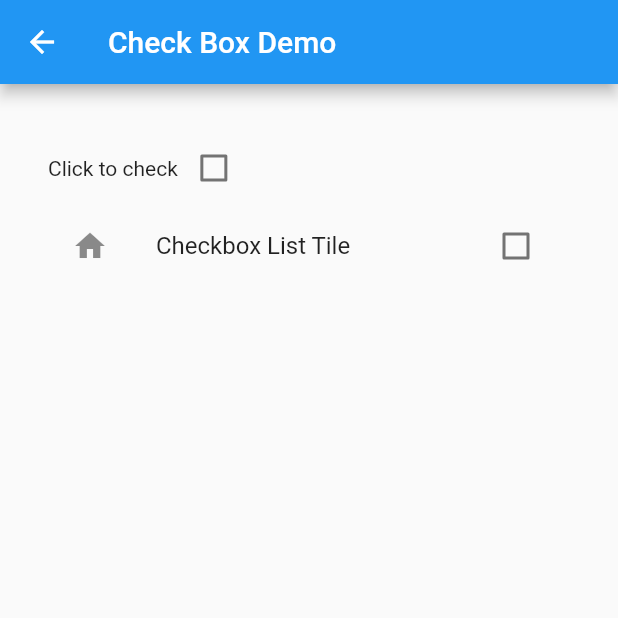
After one commit to Kasun1991/first_flutter_app, a Flutter app: the screen it shows after launch, after a tap on "Check Box Demo", on a phone screen of 412 x 824 dp, the top half of it. The commit adds this screen. Run offline on Flutter 3.47's test engine with Material 2 defaults, Android fonts, the phone set to English and light mode, and no system bars.

```diff
--- /dev/null
+++ b/lib/checkboxdemo.dart
@@ -0,0 +1,54 @@
+import 'package:flutter/material.dart';
+
+class CheckBoxDemo extends StatefulWidget {
+  @override
+  State<StatefulWidget> createState() {
+    return _CheckBoxDemo();
+  }
+}
+
+class _CheckBoxDemo extends State<CheckBoxDemo> {
+  bool _isChecked = false;
+
+  void _onChanged(bool value) {
+    setState(() {
+      _isChecked = value;
+    });
+  }
+
+  @override
+  Widget build(BuildContext context) {
+    return Scaffold(
+      appBar: AppBar(
+        title: Text('Check Box Demo'),
+      ),
+      body: Container(
+        padding: EdgeInsets.all(32.0),
+        child: Center(
+          child: Column(
+            children: <Widget>[
+              Row(
+                children: <Widget>[
+                  Text('Click to check'),
+                  Checkbox(
+                      value: _isChecked,
+                      onChanged: (bool value) {
+                        _onChanged(value);
+                      }),
+                ],
+              ),
+              CheckboxListTile(
+                title: Text('Checkbox List Tile'),
+                  activeColor: Colors.red,
+                  secondary: const Icon(Icons.home),
+                  value: _isChecked,
+                  onChanged: (bool value) {
+                    _onChanged(value);
+                  })
+            ],
+          ),
+        ),
+      ),
+    );
+  }
+}
--- a/lib/mainview.dart
+++ b/lib/mainview.dart
@@ -5,6 +5,10 @@ import 'layoutdemo.dart';
 import 'logindemo.dart';
 import 'snakbardemo.dart';
 import 'alertDialogDemo.dart';
+import 'textfieldemo.dart';
+import 'checkboxdemo.dart';
+import 'radiobuttondemo.dart';
+import 'switchdemo.dart';
 
 class MainView extends StatelessWidget {
   @override
@@ -76,6 +80,46 @@ class MainView extends StatelessWidget {
                 //Navigator.pushNamed(context, '/alertDialogDemo');
               },
             ),
+            RaisedButton(
+              child: Text('Text Field Demo'),
+              onPressed: () {
+                Navigator.push(
+                  context,
+                  MaterialPageRoute(builder: (context) => TextFieldDemo()),
+                );
+                //Navigator.pushNamed(context, '/textFieldDemo');
+              },
+            ),
+            RaisedButton(
+              child: Text('Check Box Demo'),
+              onPressed: () {
+                Navigator.push(
+                  context,
+                  MaterialPageRoute(builder: (context) => CheckBoxDemo()),
+                );
+                //Navigator.pushNamed(context, '/textFieldDemo');
+              },
+            ),
+            RaisedButton(
+              child: Text('Radio Button Demo'),
+              onPressed: () {
+                Navigator.push(
+                  context,
+                  MaterialPageRoute(builder: (context) => RadioButtonDemo()),
+                );
+                //Navigator.pushNamed(context, '/textFieldDemo');
+              },
+            ),
+            RaisedButton(
+              child: Text('Switch Demo'),
+              onPressed: () {
+                Navigator.push(
+                  context,
+                  MaterialPageRoute(builder: (context) => SwitchDemo()),
+                );
+                //Navigator.pushNamed(context, '/textFieldDemo');
+              },
+            ),
           ],
         ),
       ),
```
Also changed, not shown: lib/radiobuttondemo.dart (added, +63 -0 lines), lib/switchdemo.dart (added, +47 -0 lines), lib/textfieldemo.dart (added, +66 -0 lines).
